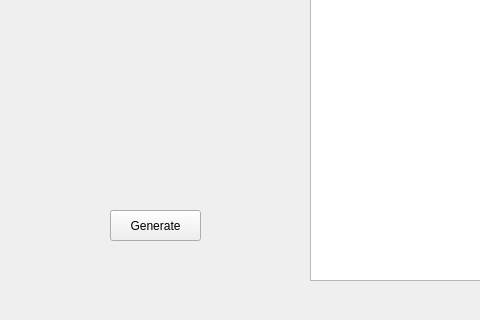
First picture: the form in client/res/design.ui, repository brohithkr/KMIT-student-manager, before the edit; both pictures show x 0 to 480 and y 160 to 480 of the 640 by 480 pixel window.
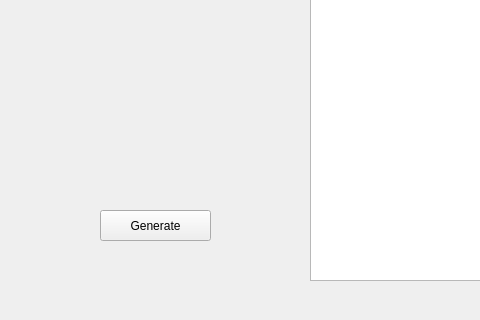
Second picture: the form after the edit.

Commit message: Initial work on pass revoke ui

The edit to the form file:
```diff
--- a/client/res/design.ui
+++ b/client/res/design.ui
@@ -172,9 +172,9 @@
    <widget class="QPushButton" name="GenPassBtn">
     <property name="geometry">
      <rect>
-      <x>110</x>
+      <x>100</x>
       <y>370</y>
-      <width>91</width>
+      <width>111</width>
       <height>31</height>
      </rect>
     </property>
```
Left out of the diff: 6 changed lines with no effect on the pictures. The commit also changes 5 other files.
